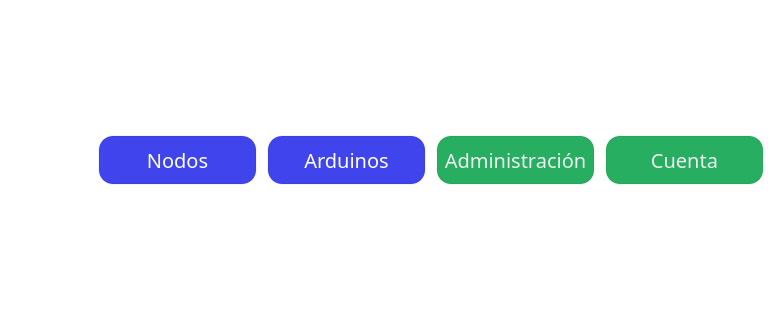
Before: the Qt Designer form SafeSpace/client/src/controller/mainwindow.ui in Svndda/CI-0123-PIRS-incomprendidos, drawn with Qt 5; both pictures show x 245 to 1024 and y 103 to 423 of the 1024 by 768 pixel window.
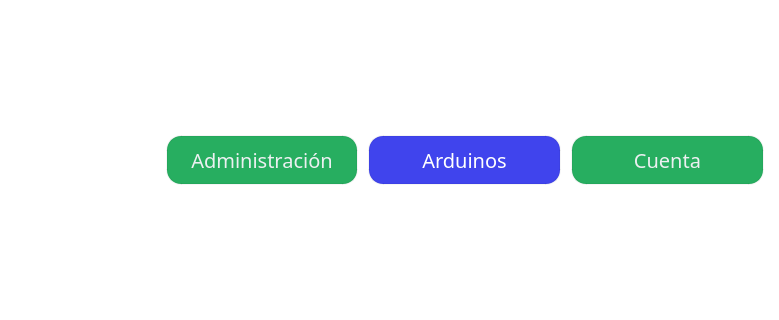
After: the same form once the commit is applied.

Diff of the .ui file:
```diff
--- a/SafeSpace/client/src/controller/mainwindow.ui
+++ b/SafeSpace/client/src/controller/mainwindow.ui
@@ -114,124 +114,6 @@
         </property>
        </spacer>
       </item>
-      <item>
-       <widget class="QPushButton" name="nodesPage_button">
-        <property name="sizePolicy">
-         <sizepolicy hsizetype="Expanding" vsizetype="Fixed">
-          <horstretch>0</horstretch>
-          <verstretch>0</verstretch>
-         </sizepolicy>
-        </property>
-        <property name="minimumSize">
-         <size>
-          <width>0</width>
-          <height>50</height>
-         </size>
-        </property>
-        <property name="font">
-         <font>
-          <family>Impact</family>
-          <pointsize>15</pointsize>
-          <italic>false</italic>
-          <bold>false</bold>
-          <underline>false</underline>
-          <strikeout>false</strikeout>
-         </font>
-        </property>
-        <property name="styleSheet">
-         <string notr="true">QPushButton {
-	border-radius: 15px;
-	padding: 5px;
-	background-color: rgb(64, 68, 237);
-	color: white;
-	border: 2px solid rgba(0, 0, 0, 10); /* Borde tenue */
-}
-
-QPushButton:hover {
-  background-color: rgb(90, 90, 255);    /* Fondo al pasar el mouse */
-  color: white;                /* Color del texto al pasar el mouse */
-}
-
-QPushButton:pressed {
-  background-color: rgb(51, 55, 188)     /* Fondo al presionar */
-  color: white;                /* Color del texto al presionar */
-}
-
-QPushButton:disabled {
-  background-color: rgb(39, 39, 43);     /* Fondo deshabilitado */
-  color: #7f8c8d;                /* Color del texto deshabilitado */
-}
-
-QPushButton:checked {
-  background-color: #27ae60;     /* Fondo cuando está checkable y activado */
-  color: #ecf0f1;        
-}</string>
-        </property>
-        <property name="text">
-         <string>Nodos</string>
-        </property>
-        <property name="checkable">
-         <bool>true</bool>
-        </property>
-        <property name="checked">
-         <bool>false</bool>
-        </property>
-       </widget>
-      </item>
-      <item>
-       <widget class="QPushButton" name="arduinosPage_button">
-        <property name="sizePolicy">
-         <sizepolicy hsizetype="Expanding" vsizetype="Fixed">
-          <horstretch>0</horstretch>
-          <verstretch>0</verstretch>
-         </sizepolicy>
-        </property>
-        <property name="minimumSize">
-         <size>
-          <width>0</width>
-          <height>50</height>
-         </size>
-        </property>
-        <property name="font">
-         <font>
-          <family>Impact</family>
-          <pointsize>15</pointsize>
-         </font>
-        </property>
-        <property name="styleSheet">
-         <string notr="true">QPushButton {
-	border-radius: 15px;
-	padding: 5px;
-	background-color: rgb(64, 68, 237);
-	color: white;
-	border: 2px solid rgba(0, 0, 0, 10); /* Borde tenue */
-}
-
-QPushButton:hover {
-  background-color: rgb(90, 90, 255);    /* Fondo al pasar el mouse */
-  color: white;                /* Color del texto al pasar el mouse */
-}
-
-QPushButton:pressed {
-  background-color: rgb(51, 55, 188)     /* Fondo al presionar */
-  color: white;                /* Color del texto al presionar */
-}
-
-QPushButton:disabled {
-  background-color: rgb(39, 39, 43);     /* Fondo deshabilitado */
-  color: #7f8c8d;                /* Color del texto deshabilitado */
-}
-
-QPushButton:checked {
-  background-color: #27ae60;     /* Fondo cuando está checkable y activado */
-  color: #ecf0f1;        
-}</string>
-        </property>
-        <property name="text">
-         <string>Arduinos</string>
-        </property>
-       </widget>
-      </item>
       <item>
        <widget class="QPushButton" name="administrationPage_button">
         <property name="sizePolicy">
@@ -299,6 +181,60 @@
         </property>
        </widget>
       </item>
+      <item>
+       <widget class="QPushButton" name="arduinosPage_button">
+        <property name="sizePolicy">
+         <sizepolicy hsizetype="Expanding" vsizetype="Fixed">
+          <horstretch>0</horstretch>
+          <verstretch>0</verstretch>
+         </sizepolicy>
+        </property>
+        <property name="minimumSize">
+         <size>
+          <width>0</width>
+          <height>50</height>
+         </size>
+        </property>
+        <property name="font">
+         <font>
+          <family>Impact</family>
+          <pointsize>15</pointsize>
+         </font>
+        </property>
+        <property name="styleSheet">
+         <string notr="true">QPushButton {
+	border-radius: 15px;
+	padding: 5px;
+	background-color: rgb(64, 68, 237);
+	color: white;
+	border: 2px solid rgba(0, 0, 0, 10); /* Borde tenue */
+}
+
+QPushButton:hover {
+  background-color: rgb(90, 90, 255);    /* Fondo al pasar el mouse */
+  color: white;                /* Color del texto al pasar el mouse */
+}
+
+QPushButton:pressed {
+  background-color: rgb(51, 55, 188)     /* Fondo al presionar */
+  color: white;                /* Color del texto al presionar */
+}
+
+QPushButton:disabled {
+  background-color: rgb(39, 39, 43);     /* Fondo deshabilitado */
+  color: #7f8c8d;                /* Color del texto deshabilitado */
+}
+
+QPushButton:checked {
+  background-color: #27ae60;     /* Fondo cuando está checkable y activado */
+  color: #ecf0f1;        
+}</string>
+        </property>
+        <property name="text">
+         <string>Arduinos</string>
+        </property>
+       </widget>
+      </item>
       <item>
        <widget class="QPushButton" name="accountPage_button">
         <property name="sizePolicy">
```
